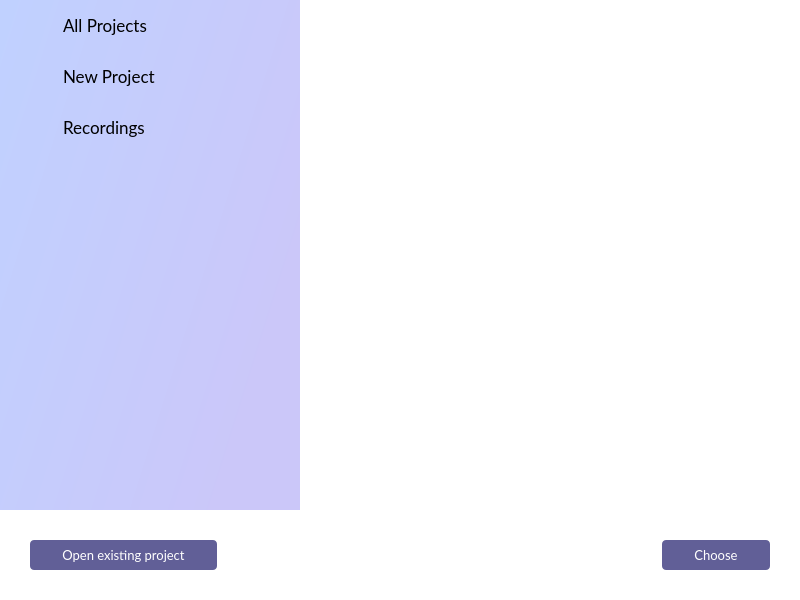
The window that Qt/WelcomeWindow.ui (sword1202/trainerApp) describes before a commit, drawn with Qt 5.
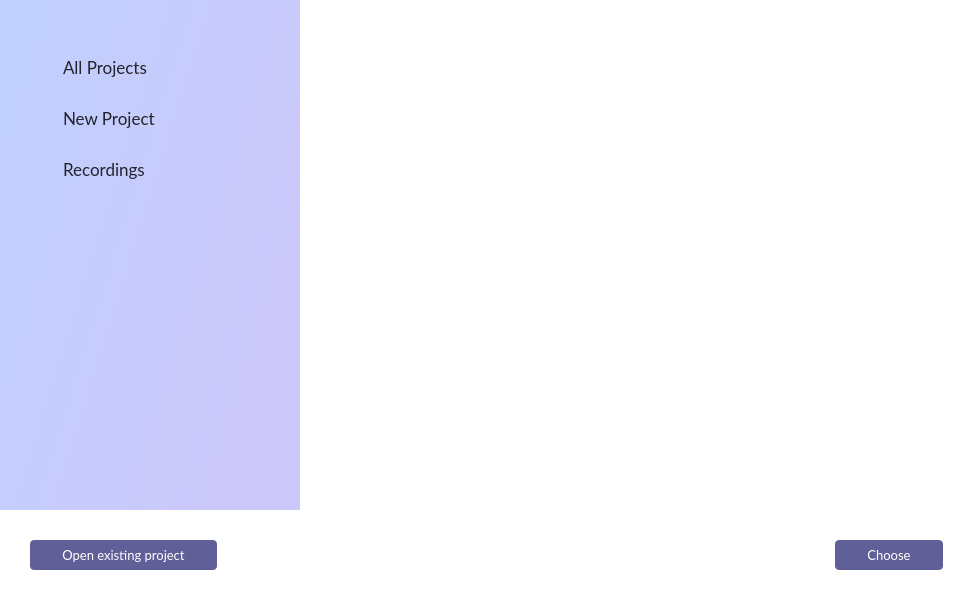
The same window after the commit. Icons and pictures are not drawn.

Commit message: Add project items

What changed in the file:
```diff
--- a/Qt/WelcomeWindow.ui
+++ b/Qt/WelcomeWindow.ui
@@ -6,7 +6,7 @@
    <rect>
     <x>0</x>
     <y>0</y>
-    <width>800</width>
+    <width>973</width>
     <height>600</height>
    </rect>
   </property>
@@ -55,18 +55,21 @@
         <font>
          <family>Lato</family>
          <pointsize>13</pointsize>
+         <weight>50</weight>
+         <bold>false</bold>
         </font>
        </property>
        <property name="styleSheet">
         <string notr="true">QListWidget {
 	background-color: qlineargradient(spread:pad, x1:1, y1:0.527955, x2:0.006, y2:0, stop:0 rgba(203, 199, 249, 255), stop:1 rgba(192, 209, 255, 255));
-	border: 0px;
+	border: none;
 	spacing: 0px;
-	subcontrol-position: right bottom;
+	padding-top: 42
 }
 
 QListWidget::item {
 	border: 0px;
+	color: rgb(36, 35, 45);
 	padding-left: 35px;
 	padding-top: 15px;
 	padding-bottom: 15px;
@@ -126,14 +129,45 @@
        </item>
       </widget>
       <widget class="QStackedWidget" name="stackedWidget">
-       <property name="styleSheet">
-        <string notr="true"/>
-       </property>
        <widget class="QWidget" name="allProjectsPage">
-        <layout class="QVBoxLayout" name="verticalLayout_2">
+        <layout class="QGridLayout" name="allProjectsPageLayout">
+         <property name="leftMargin">
+          <number>8</number>
+         </property>
+         <property name="topMargin">
+          <number>29</number>
+         </property>
+         <property name="rightMargin">
+          <number>0</number>
+         </property>
+         <property name="bottomMargin">
+          <number>0</number>
+         </property>
          <property name="spacing">
           <number>0</number>
          </property>
+         <item row="0" column="0">
+          <widget class="QListWidget" name="allProjectsList">
+           <property name="styleSheet">
+            <string notr="true">QListWidget {
+	border: none;
+}</string>
+           </property>
+           <property name="resizeMode">
+            <enum>QListView::Adjust</enum>
+           </property>
+           <property name="spacing">
+            <number>8</number>
+           </property>
+           <property name="viewMode">
+            <enum>QListView::IconMode</enum>
+           </property>
+          </widget>
+         </item>
+        </layout>
+       </widget>
+       <widget class="QWidget" name="newProjectPage">
+        <layout class="QGridLayout" name="newProjectPageLayout">
          <property name="leftMargin">
           <number>0</number>
          </property>
@@ -161,7 +195,7 @@
         <height>90</height>
        </size>
       </property>
-      <layout class="QHBoxLayout" name="buttomLayout">
+      <layout class="QHBoxLayout" name="bottomLayout" stretch="0,0,0">
        <property name="leftMargin">
         <number>30</number>
        </property>
@@ -218,6 +252,8 @@
           <font>
            <family>Lato</family>
            <pointsize>10</pointsize>
+           <weight>50</weight>
+           <bold>false</bold>
           </font>
          </property>
          <property name="styleSheet">
```
Left out of the diff: 68 changed lines with no effect on the pictures. The commit also changes 14 other files.
